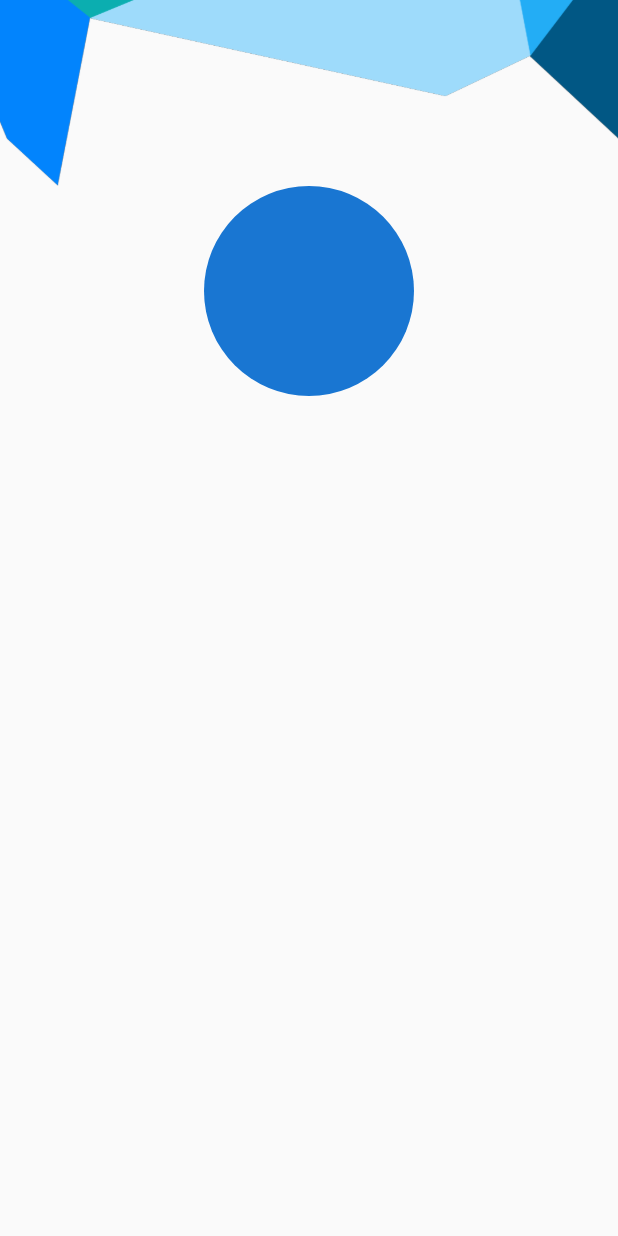
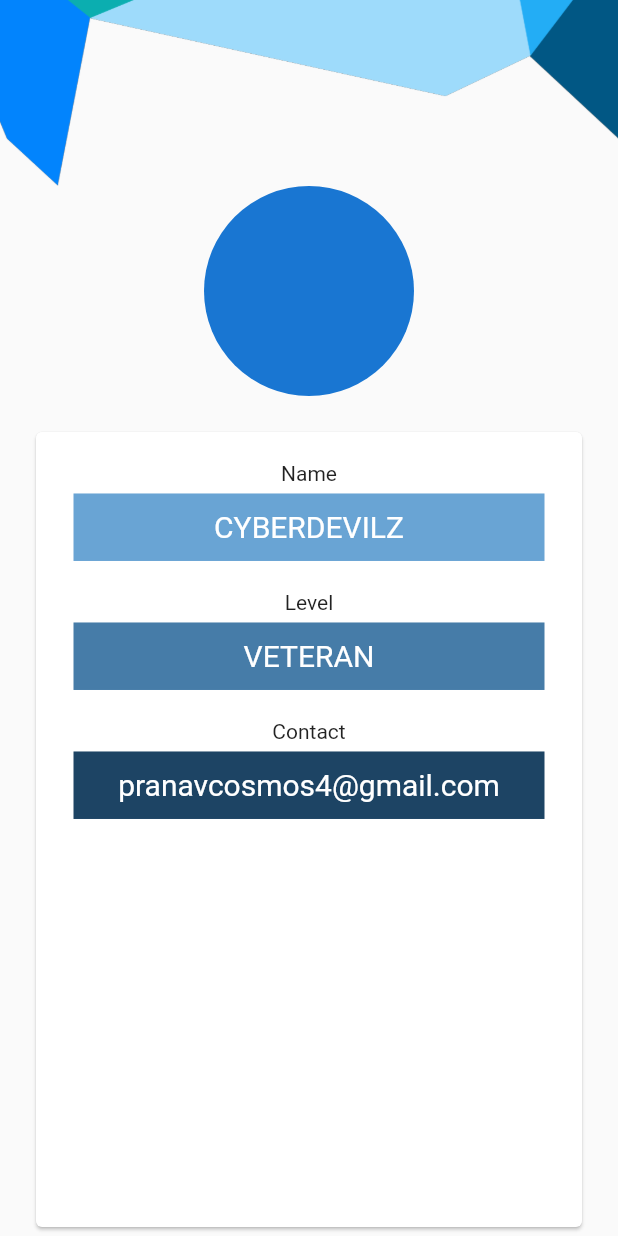
Before and after one commit to CYBERDEVILZ/ZBGAMING, a Flutter app: the ShowUserAccount screen opened directly, on a phone screen of 412 x 824 dp. Run offline on Flutter 3.47's test engine with Material 2 defaults, Android fonts, the phone set to English and light mode, and no system bars; our stand-ins replace cloud_firestore, firebase_auth, firebase_core, firebase_storage, fluttertoast, image_picker; missing offline and left inert: razorpay_flutter; accounts and stored records are empty; network calls fail.

Commit message:
basic design added

```diff
--- a/lib/pages/show_user_account.dart
+++ b/lib/pages/show_user_account.dart
@@ -15,6 +15,67 @@ class ShowUserAccount extends StatelessWidget {
           ),
           const CircleAvatar(
             maxRadius: 70,
+          ),
+          Container(
+            margin: const EdgeInsets.all(20),
+            child: Card(
+              child: Container(
+                alignment: Alignment.center,
+                height: 500,
+                width: double.infinity,
+                margin: const EdgeInsets.only(
+                    top: 20, bottom: 10, left: 15, right: 15),
+                child: Column(
+                  children: [
+                    const Text("Name"),
+                    Container(
+                      margin: const EdgeInsets.only(
+                          top: 5, bottom: 20, left: 10, right: 10),
+                      padding: const EdgeInsets.all(10),
+                      alignment: Alignment.center,
+                      constraints: const BoxConstraints(minHeight: 45),
+                      decoration: const BoxDecoration(
+                          color: Color.fromARGB(255, 105, 164, 212)),
+                      width: double.infinity,
+                      child: const Text(
+                        "CYBERDEVILZ",
+                        style: TextStyle(fontSize: 20, color: Colors.white),
+                      ),
+                    ),
+                    const Text("Level"),
+                    Container(
+                      margin: const EdgeInsets.only(
+                          top: 5, bottom: 20, left: 10, right: 10),
+                      padding: const EdgeInsets.all(10),
+                      alignment: Alignment.center,
+                      constraints: const BoxConstraints(minHeight: 45),
+                      decoration: const BoxDecoration(
+                          color: Color.fromARGB(255, 70, 124, 168)),
+                      width: double.infinity,
+                      child: const Text(
+                        "VETERAN",
+                        style: TextStyle(fontSize: 20, color: Colors.white),
+                      ),
+                    ),
+                    const Text("Contact"),
+                    Container(
+                      margin: const EdgeInsets.only(
+                          top: 5, bottom: 20, left: 10, right: 10),
+                      padding: const EdgeInsets.all(10),
+                      alignment: Alignment.center,
+                      constraints: const BoxConstraints(minHeight: 45),
+                      decoration: const BoxDecoration(
+                          color: Color.fromARGB(255, 29, 68, 100)),
+                      width: double.infinity,
+                      child: const Text(
+                        "pranavcosmos4@gmail.com",
+                        style: TextStyle(fontSize: 20, color: Colors.white),
+                      ),
+                    ),
+                  ],
+                ),
+              ),
+            ),
           )
         ],
       )),
```
